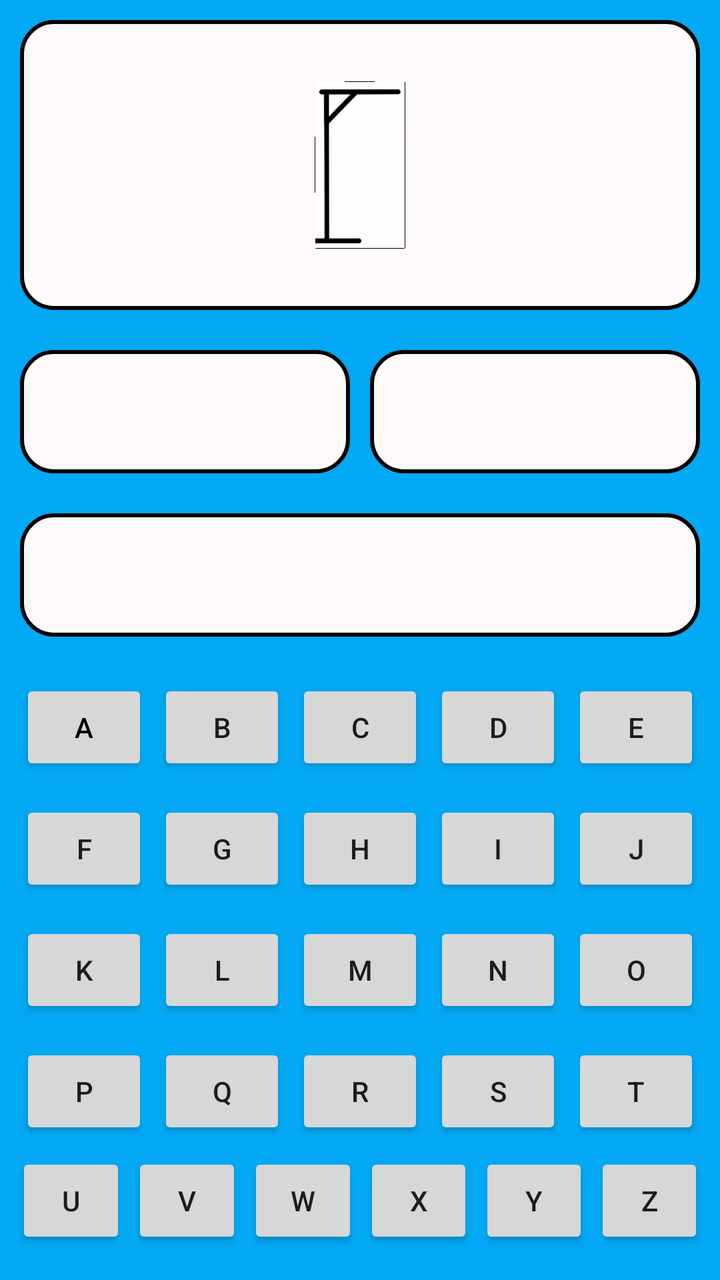
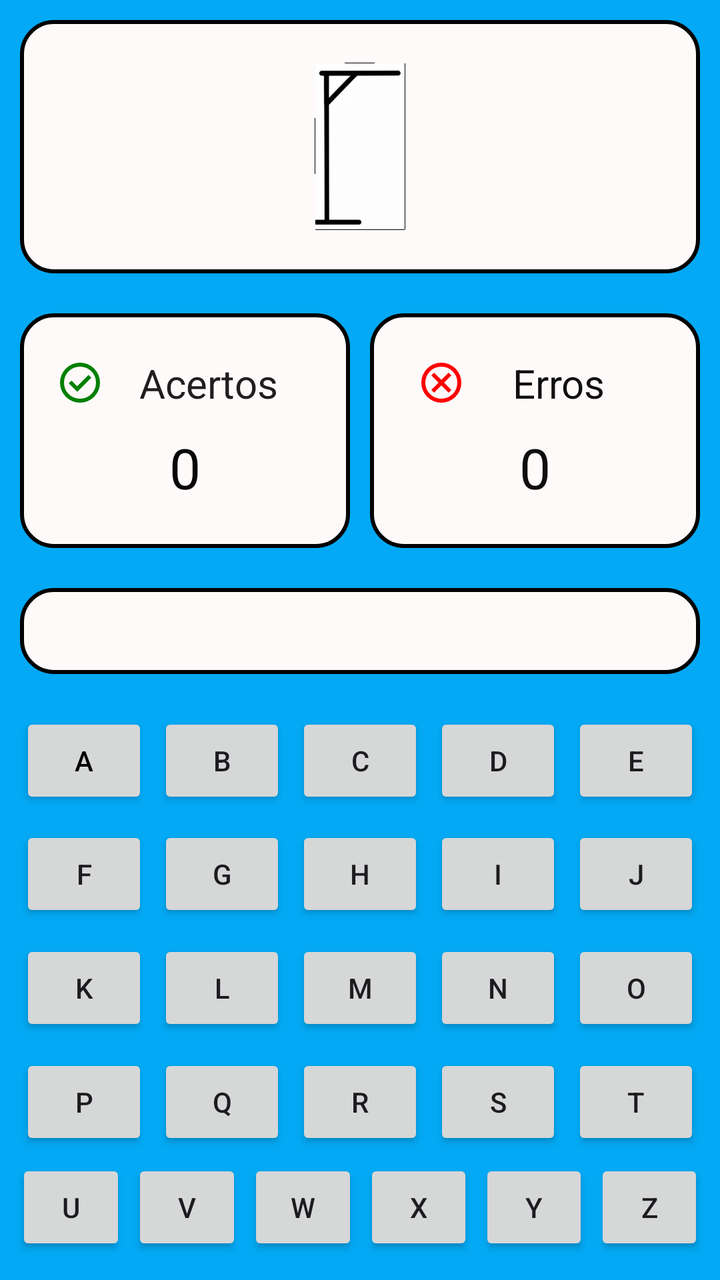

Before-and-after screenshots of an Android layout around one commit, followed by the original layout XML and the change that was made.
<!-- AndroidManifest.xml: application theme Theme.JogoForca -->
<!-- res/layout/activity_tela_jogo.xml -->
<?xml version="1.0" encoding="utf-8"?>
<LinearLayout xmlns:android="http://schemas.android.com/apk/res/android"
    xmlns:app="http://schemas.android.com/apk/res-auto"
    xmlns:tools="http://schemas.android.com/tools"
    android:id="@+id/main"
    android:layout_width="match_parent"
    android:layout_height="match_parent"
    android:background="#03A9F4"
    android:orientation="vertical"
    tools:context=".TelaJogo">

    <LinearLayout
        android:layout_width="match_parent"
        android:layout_height="wrap_content"
        android:layout_margin="10dp"
        android:layout_weight="0.25"
        android:background="@drawable/borda"
        android:gravity="center"
        android:orientation="vertical">

        <ImageView
            android:id="@+id/imageView"
            android:layout_width="match_parent"
            android:layout_height="wrap_content"
            app:srcCompat="@drawable/forca_0_9" />
    </LinearLayout>

    <LinearLayout
        android:layout_width="match_parent"
        android:layout_height="wrap_content"
        android:layout_margin="10dp"
        android:layout_weight="0.25"
        android:background="#03A9F4"
        android:orientation="horizontal">

        <LinearLayout
            android:layout_width="match_parent"
            android:layout_height="match_parent"
            android:layout_marginRight="5dp"
            android:layout_weight="0.5"
            android:background="@drawable/borda"
            android:orientation="vertical"></LinearLayout>

        <LinearLayout
            android:layout_width="match_parent"
            android:layout_height="match_parent"
            android:layout_marginLeft="5dp"
            android:layout_weight="0.5"
            android:background="@drawable/borda"
            android:orientation="vertical"></LinearLayout>
    </LinearLayout>

    <LinearLayout
        android:layout_width="match_parent"
        android:layout_height="wrap_content"
        android:layout_margin="10dp"
        android:layout_weight="0.25"
        android:background="@drawable/borda"
        android:gravity="center"
        android:orientation="vertical">

        <TextView
            android:id="@+id/textView3"
            android:layout_width="match_parent"
            android:layout_height="wrap_content"
            android:gravity="center"
            android:text="PARALELEPIPEDO"
            android:textColor="#050505"
            android:textSize="24sp"
            android:visibility="gone"
            tools:visibility="visible" />
    </LinearLayout>

    <LinearLayout
        android:layout_width="match_parent"
        android:layout_height="wrap_content"
        android:layout_margin="5dp"
        android:layout_weight="0.25"
        android:background="#03A9F4"
        android:orientation="vertical">

        <LinearLayout
            android:layout_width="match_parent"
            android:layout_height="wrap_content"
            android:layout_weight="0.25"
            android:gravity="center"
            android:orientation="horizontal">

            <Button
                android:id="@+id/btn1"
                android:layout_width="wrap_content"
                android:layout_height="wrap_content"
                android:layout_marginLeft="5dp"
                android:layout_weight="1"
                android:text="a"
                android:textColor="#040303" />

            <Button
                android:id="@+id/btn2"
                android:layout_width="wrap_content"
                android:layout_height="wrap_content"
                android:layout_marginLeft="5dp"
                android:layout_weight="1"
                android:text="b" />

            <Button
                android:id="@+id/btn3"
                android:layout_width="wrap_content"
                android:layout_height="wrap_content"
                android:layout_marginLeft="5dp"
                android:layout_weight="1"
                android:text="c" />

            <Button
                android:id="@+id/btn4"
                android:layout_width="wrap_content"
                android:layout_height="wrap_content"
                android:layout_marginLeft="5dp"
                android:layout_weight="1"
                android:text="d" />

            <Button
                android:id="@+id/btn5"
                android:layout_width="wrap_content"
                android:layout_height="wrap_content"
                android:layout_marginLeft="5dp"
                android:layout_marginRight="5dp"
                android:layout_weight="1"
                android:text="e" />
        </LinearLayout>

        <LinearLayout
            android:layout_width="match_parent"
            android:layout_height="wrap_content"
            android:layout_weight="0.25"
            android:gravity="center"
            android:orientation="horizontal">

            <Button
                android:id="@+id/btn6"
                android:layout_width="wrap_content"
                android:layout_height="wrap_content"
                android:layout_marginLeft="5dp"
                android:layout_weight="1"
                android:text="f" />

            <Button
                android:id="@+id/btn7"
                android:layout_width="wrap_content"
                android:layout_height="wrap_content"
                android:layout_marginLeft="5dp"
                android:layout_weight="1"
                android:text="g" />

            <Button
                android:id="@+id/btn8"
                android:layout_width="wrap_content"
                android:layout_height="wrap_content"
                android:layout_marginLeft="5dp"
                android:layout_weight="1"
                android:text="h" />

            <Button
                android:id="@+id/btn9"
                android:layout_width="wrap_content"
                android:layout_height="wrap_content"
                android:layout_marginLeft="5dp"
                android:layout_weight="1"
                android:text="i" />

            <Button
                android:id="@+id/btn10"
                android:layout_width="wrap_content"
                android:layout_height="wrap_content"
                android:layout_marginLeft="5dp"
                android:layout_marginRight="5dp"
                android:layout_weight="1"
                android:text="j" />
        </LinearLayout>

        <LinearLayout
            android:layout_width="match_parent"
            android:layout_height="wrap_content"
            android:layout_weight="0.25"
            android:gravity="center"
            android:orientation="horizontal">

            <Button
                android:id="@+id/btn11"
                android:layout_width="wrap_content"
                android:layout_height="wrap_content"
                android:layout_marginLeft="5dp"
                android:layout_weight="1"
                android:text="k" />

            <Button
                android:id="@+id/btn12"
                android:layout_width="wrap_content"
                android:layout_height="wrap_content"
                android:layout_marginLeft="5dp"
                android:layout_weight="1"
                android:text="l" />

            <Button
                android:id="@+id/btn13"
                android:layout_width="wrap_content"
                android:layout_height="wrap_content"
                android:layout_marginLeft="5dp"
                android:layout_weight="1"
                android:text="m" />

            <Button
                android:id="@+id/btn14"
                android:layout_width="wrap_content"
                android:layout_height="wrap_content"
                android:layout_marginLeft="5dp"
                android:layout_weight="1"
                android:text="n" />

            <Button
                android:id="@+id/btn15"
                android:layout_width="wrap_content"
                android:layout_height="wrap_content"
                android:layout_marginLeft="5dp"
                android:layout_marginRight="5dp"
                android:layout_weight="1"
                android:text="o" />
        </LinearLayout>

        <LinearLayout
            android:layout_width="match_parent"
            android:layout_height="wrap_content"
            android:layout_weight="0.25"
            android:gravity="center"
            android:orientation="horizontal">

            <Button
                android:id="@+id/btn16"
                android:layout_width="wrap_content"
                android:layout_height="wrap_content"
                android:layout_marginLeft="5dp"
                android:layout_weight="1"
                android:text="p" />

            <Button
                android:id="@+id/btn17"
                android:layout_width="wrap_content"
                android:layout_height="wrap_content"
                android:layout_marginLeft="5dp"
                android:layout_weight="1"
                android:text="q" />

            <Button
                android:id="@+id/btn18"
                android:layout_width="wrap_content"
                android:layout_height="wrap_content"
                android:layout_marginLeft="5dp"
                android:layout_weight="1"
                android:text="r" />

            <Button
                android:id="@+id/btn19"
                android:layout_width="wrap_content"
                android:layout_height="wrap_content"
                android:layout_marginLeft="5dp"
                android:layout_weight="1"
                android:text="s" />

            <Button
                android:id="@+id/btn20"
                android:layout_width="wrap_content"
                android:layout_height="wrap_content"
                android:layout_marginLeft="5dp"
                android:layout_marginRight="5dp"
                android:layout_weight="1"
                android:text="t" />
        </LinearLayout>

        <LinearLayout
            android:layout_width="match_parent"
            android:layout_height="wrap_content"
            android:layout_weight="0.20"
            android:orientation="horizontal">

            <Button
                android:id="@+id/btn21"
                android:layout_width="wrap_content"
                android:layout_height="wrap_content"
                android:layout_marginLeft="3dp"
                android:layout_weight="1"
                android:text="u" />

            <Button
                android:id="@+id/btn22"
                android:layout_width="wrap_content"
                android:layout_height="wrap_content"
                android:layout_marginLeft="3dp"
                android:layout_weight="1"
                android:text="v" />

            <Button
                android:id="@+id/btn23"
                android:layout_width="wrap_content"
                android:layout_height="wrap_content"
                android:layout_marginLeft="3dp"
                android:layout_weight="1"
                android:text="w" />

            <Button
                android:id="@+id/btn24"
                android:layout_width="wrap_content"
                android:layout_height="wrap_content"
                android:layout_marginLeft="3dp"
                android:layout_weight="1"
                android:text="x" />

            <Button
                android:id="@+id/btn25"
                android:layout_width="wrap_content"
                android:layout_height="wrap_content"
                android:layout_marginLeft="3dp"
                android:layout_weight="1"
                android:text="y" />

            <Button
                android:id="@+id/btn26"
                android:layout_width="wrap_content"
                android:layout_height="wrap_content"
                android:layout_marginLeft="3dp"
                android:layout_marginRight="3dp"
                android:layout_weight="1"
                android:text="z" />
        </LinearLayout>
    </LinearLayout>
</LinearLayout>
<!-- resources referenced by this layout -->
<resources>
  <!-- drawable borda (drawable) -->
  <?xml version="1.0" encoding="utf-8"?>
  <shape xmlns:android="http://schemas.android.com/apk/res/android">
      
  <solid android:color="#fffafa"/>
      
  <corners android:radius="16dp"/>
      
   <stroke
     android:width="2dp"
     android:color="#000000"/>
      </shape>
  <!-- drawable forca_0_9: png bitmap (drawable-hdpi, 4245 bytes) -->
  <style name="Theme.JogoForca" parent="Base.Theme.JogoForca" />
  <style name="Base.Theme.JogoForca" parent="Theme.Material3.DayNight.NoActionBar">
          
          
      </style>
</resources>

<!-- the commit's change to res/layout/activity_tela_jogo.xml (unified diff, before → after) -->
@@ -34,20 +34,93 @@
         android:orientation="horizontal">
 
         <LinearLayout
+            android:id="@+id/layoutAcerto"
             android:layout_width="match_parent"
             android:layout_height="match_parent"
             android:layout_marginRight="5dp"
             android:layout_weight="0.5"
             android:background="@drawable/borda"
-            android:orientation="vertical"></LinearLayout>
-
-        <LinearLayout
+            android:gravity="center"
+            android:orientation="vertical">
+
+            <LinearLayout
+                android:layout_width="match_parent"
+                android:layout_height="wrap_content"
+                android:gravity="center"
+                android:orientation="horizontal">
+
+                <ImageView
+                    android:id="@+id/imageView2"
+                    android:layout_width="wrap_content"
+                    android:layout_height="wrap_content"
+                    android:layout_weight="1"
+                    app:srcCompat="@drawable/check_circle_24px" />
+
+                <TextView
+                    android:id="@+id/textView6"
+                    android:layout_width="wrap_content"
+                    android:layout_height="wrap_content"
+                    android:layout_weight="1"
+                    android:text="Acertos"
+                    android:textColor="#1F1D1D"
+                    android:textSize="20sp" />
+            </LinearLayout>
+
+            <TextView
+                android:id="@+id/textAcerto"
+                android:layout_width="match_parent"
+                android:layout_height="wrap_content"
+                android:layout_marginTop="10dp"
+                android:gravity="center"
+                android:text="0"
+                android:textColor="#070707"
+                android:textSize="28sp" />
+        </LinearLayout>
+
+        <LinearLayout
+            android:id="@+id/layoutErro"
             android:layout_width="match_parent"
             android:layout_height="match_parent"
             android:layout_marginLeft="5dp"
             android:layout_weight="0.5"
             android:background="@drawable/borda"
-            android:orientation="vertical"></LinearLayout>
+            android:gravity="center"
+            android:orientation="vertical">
+
+            <LinearLayout
+                android:layout_width="match_parent"
+                android:layout_height="wrap_content"
+                android:gravity="center"
+                android:orientation="horizontal">
+
+                <ImageView
+                    android:id="@+id/imageView4"
+                    android:layout_width="wrap_content"
+                    android:layout_height="wrap_content"
+                    android:layout_weight="1"
+                    app:srcCompat="@drawable/cancel_24px" />
+
+                <TextView
+                    android:id="@+id/textView7"
+                    android:layout_width="wrap_content"
+                    android:layout_height="wrap_content"
+                    android:layout_weight="1"
+                    android:text="Erros"
+                    android:textColor="#101010"
+                    android:textColorLink="#100F0F"
+                    android:textSize="20sp" />
+            </LinearLayout>
+
+            <TextView
+                android:id="@+id/textErro"
+                android:layout_width="match_parent"
+                android:layout_height="wrap_content"
+                android:layout_marginTop="10dp"
+                android:gravity="center"
+                android:text="0"
+                android:textColor="#0F0E0E"
+                android:textSize="28sp" />
+        </LinearLayout>
     </LinearLayout>
 
     <LinearLayout
@@ -92,7 +165,7 @@
                 android:layout_height="wrap_content"
                 android:layout_marginLeft="5dp"
                 android:layout_weight="1"
-                android:text="a"
+                android:text="A"
                 android:textColor="#040303" />
 
             <Button
@@ -101,7 +174,7 @@
                 android:layout_height="wrap_content"
                 android:layout_marginLeft="5dp"
                 android:layout_weight="1"
-                android:text="b" />
+                android:text="B" />
 
             <Button
                 android:id="@+id/btn3"
@@ -109,7 +182,7 @@
                 android:layout_height="wrap_content"
                 android:layout_marginLeft="5dp"
                 android:layout_weight="1"
-                android:text="c" />
+                android:text="C" />
 
             <Button
                 android:id="@+id/btn4"
@@ -117,7 +190,7 @@
                 android:layout_height="wrap_content"
                 android:layout_marginLeft="5dp"
                 android:layout_weight="1"
-                android:text="d" />
+                android:text="D" />
 
             <Button
                 android:id="@+id/btn5"
@@ -126,7 +199,7 @@
                 android:layout_marginLeft="5dp"
                 android:layout_marginRight="5dp"
                 android:layout_weight="1"
-                android:text="e" />
+                android:text="E" />
         </LinearLayout>
 
         <LinearLayout
@@ -142,7 +215,7 @@
                 android:layout_height="wrap_content"
                 android:layout_marginLeft="5dp"
                 android:layout_weight="1"
-                android:text="f" />
+                android:text="F" />
 
             <Button
                 android:id="@+id/btn7"
@@ -150,7 +223,7 @@
                 android:layout_height="wrap_content"
                 android:layout_marginLeft="5dp"
                 android:layout_weight="1"
-                android:text="g" />
+                android:text="G" />
 
             <Button
                 android:id="@+id/btn8"
@@ -158,7 +231,7 @@
                 android:layout_height="wrap_content"
                 android:layout_marginLeft="5dp"
                 android:layout_weight="1"
-                android:text="h" />
+                android:text="H" />
 
             <Button
                 android:id="@+id/btn9"
@@ -166,7 +239,7 @@
                 android:layout_height="wrap_content"
                 android:layout_marginLeft="5dp"
                 android:layout_weight="1"
-                android:text="i" />
+                android:text="I" />
 
             <Button
                 android:id="@+id/btn10"
@@ -175,7 +248,7 @@
                 android:layout_marginLeft="5dp"
                 android:layout_marginRight="5dp"
                 android:layout_weight="1"
-                android:text="j" />
+                android:text="J" />
         </LinearLayout>
 
         <LinearLayout
@@ -191,7 +264,7 @@
                 android:layout_height="wrap_content"
                 android:layout_marginLeft="5dp"
                 android:layout_weight="1"
-                android:text="k" />
+                android:text="K" />
 
             <Button
                 android:id="@+id/btn12"
@@ -199,7 +272,7 @@
                 android:layout_height="wrap_content"
                 android:layout_marginLeft="5dp"
                 android:layout_weight="1"
-                android:text="l" />
+                android:text="L" />
 
             <Button
                 android:id="@+id/btn13"
@@ -207,7 +280,7 @@
                 android:layout_height="wrap_content"
                 android:layout_marginLeft="5dp"
                 android:layout_weight="1"
-                android:text="m" />
+                android:text="M" />
 
             <Button
                 android:id="@+id/btn14"
@@ -215,7 +288,7 @@
                 android:layout_height="wrap_content"
                 android:layout_marginLeft="5dp"
                 android:layout_weight="1"
-                android:text="n" />
+                android:text="N" />
 
             <Button
                 android:id="@+id/btn15"
@@ -224,7 +297,7 @@
                 android:layout_marginLeft="5dp"
                 android:layout_marginRight="5dp"
                 android:layout_weight="1"
-                android:text="o" />
+                android:text="O" />
         </LinearLayout>
 
         <LinearLayout
@@ -240,7 +313,7 @@
                 android:layout_height="wrap_content"
                 android:layout_marginLeft="5dp"
                 android:layout_weight="1"
-                android:text="p" />
+                android:text="P" />
 
             <Button
                 android:id="@+id/btn17"
@@ -248,7 +321,7 @@
                 android:layout_height="wrap_content"
                 android:layout_marginLeft="5dp"
                 android:layout_weight="1"
-                android:text="q" />
+                android:text="Q" />
 
             <Button
                 android:id="@+id/btn18"
@@ -256,7 +329,7 @@
                 android:layout_height="wrap_content"
                 android:layout_marginLeft="5dp"
                 android:layout_weight="1"
-                android:text="r" />
+                android:text="R" />
 
             <Button
                 android:id="@+id/btn19"
@@ -264,7 +337,7 @@
                 android:layout_height="wrap_content"
                 android:layout_marginLeft="5dp"
                 android:layout_weight="1"
-                android:text="s" />
+                android:text="S" />
 
             <Button
                 android:id="@+id/btn20"
@@ -273,7 +346,7 @@
                 android:layout_marginLeft="5dp"
                 android:layout_marginRight="5dp"
                 android:layout_weight="1"
-                android:text="t" />
+                android:text="T" />
         </LinearLayout>
 
         <LinearLayout
@@ -288,7 +361,7 @@
                 android:layout_height="wrap_content"
                 android:layout_marginLeft="3dp"
                 android:layout_weight="1"
-                android:text="u" />
+                android:text="U" />
 
             <Button
                 android:id="@+id/btn22"
@@ -296,7 +369,7 @@
                 android:layout_height="wrap_content"
                 android:layout_marginLeft="3dp"
                 android:layout_weight="1"
-                android:text="v" />
+                android:text="V" />
 
             <Button
                 android:id="@+id/btn23"
@@ -304,7 +377,7 @@
                 android:layout_height="wrap_content"
                 android:layout_marginLeft="3dp"
                 android:layout_weight="1"
-                android:text="w" />
+                android:text="W" />
 
             <Button
                 android:id="@+id/btn24"
@@ -312,7 +385,7 @@
                 android:layout_height="wrap_content"
                 android:layout_marginLeft="3dp"
                 android:layout_weight="1"
-                android:text="x" />
+                android:text="X" />
 
             <Button
                 android:id="@+id/btn25"
@@ -320,7 +393,7 @@
                 android:layout_height="wrap_content"
                 android:layout_marginLeft="3dp"
                 android:layout_weight="1"
-                android:text="y" />
+                android:text="Y" />
 
             <Button
                 android:id="@+id/btn26"
@@ -329,7 +402,7 @@
                 android:layout_marginLeft="3dp"
                 android:layout_marginRight="3dp"
                 android:layout_weight="1"
-                android:text="z" />
+                android:text="Z" />
         </LinearLayout>
     </LinearLayout>
 </LinearLayout>
<!-- resource entries referenced after the edit -->
@@ -12,6 +12,28 @@
      android:width="2dp"
      android:color="#000000"/>
       </shape>
+  <!-- drawable cancel_24px (drawable) -->
+  <vector xmlns:android="http://schemas.android.com/apk/res/android"
+      android:width="24dp"
+      android:height="24dp"
+      android:viewportWidth="960"
+      android:viewportHeight="960"
+      android:tint="#FF0000">
+    <path
+        android:fillColor="@android:color/white"
+        android:pathData="M336,680L480,536L624,680L680,624L536,480L680,336L624,280L480,424L336,280L280,336L424,480L280,624L336,680ZM480,880Q397,880 324,848.5Q251,817 197,763Q143,709 111.5,636Q80,563 80,480Q80,397 111.5,324Q143,251 197,197Q251,143 324,111.5Q397,80 480,80Q563,80 636,111.5Q709,143 763,197Q817,251 848.5,324Q880,397 880,480Q880,563 848.5,636Q817,709 763,763Q709,817 636,848.5Q563,880 480,880ZM480,800Q614,800 707,707Q800,614 800,480Q800,346 707,253Q614,160 480,160Q346,160 253,253Q160,346 160,480Q160,614 253,707Q346,800 480,800ZM480,480Q480,480 480,480Q480,480 480,480Q480,480 480,480Q480,480 480,480Q480,480 480,480Q480,480 480,480Q480,480 480,480Q480,480 480,480Z"/>
+  </vector>
+  <!-- drawable check_circle_24px (drawable) -->
+  <vector xmlns:android="http://schemas.android.com/apk/res/android"
+      android:width="24dp"
+      android:height="24dp"
+      android:viewportWidth="960"
+      android:viewportHeight="960"
+      android:tint="#008000">
+    <path
+        android:fillColor="@android:color/white"
+        android:pathData="M424,664L706,382L650,326L424,552L310,438L254,494L424,664ZM480,880Q397,880 324,848.5Q251,817 197,763Q143,709 111.5,636Q80,563 80,480Q80,397 111.5,324Q143,251 197,197Q251,143 324,111.5Q397,80 480,80Q563,80 636,111.5Q709,143 763,197Q817,251 848.5,324Q880,397 880,480Q880,563 848.5,636Q817,709 763,763Q709,817 636,848.5Q563,880 480,880ZM480,800Q614,800 707,707Q800,614 800,480Q800,346 707,253Q614,160 480,160Q346,160 253,253Q160,346 160,480Q160,614 253,707Q346,800 480,800ZM480,480Q480,480 480,480Q480,480 480,480Q480,480 480,480Q480,480 480,480Q480,480 480,480Q480,480 480,480Q480,480 480,480Q480,480 480,480Z"/>
+  </vector>
   <!-- drawable forca_0_9: png bitmap (drawable-hdpi, 4245 bytes) -->
   <style name="Theme.JogoForca" parent="Base.Theme.JogoForca" />
   <style name="Base.Theme.JogoForca" parent="Theme.Material3.DayNight.NoActionBar">
